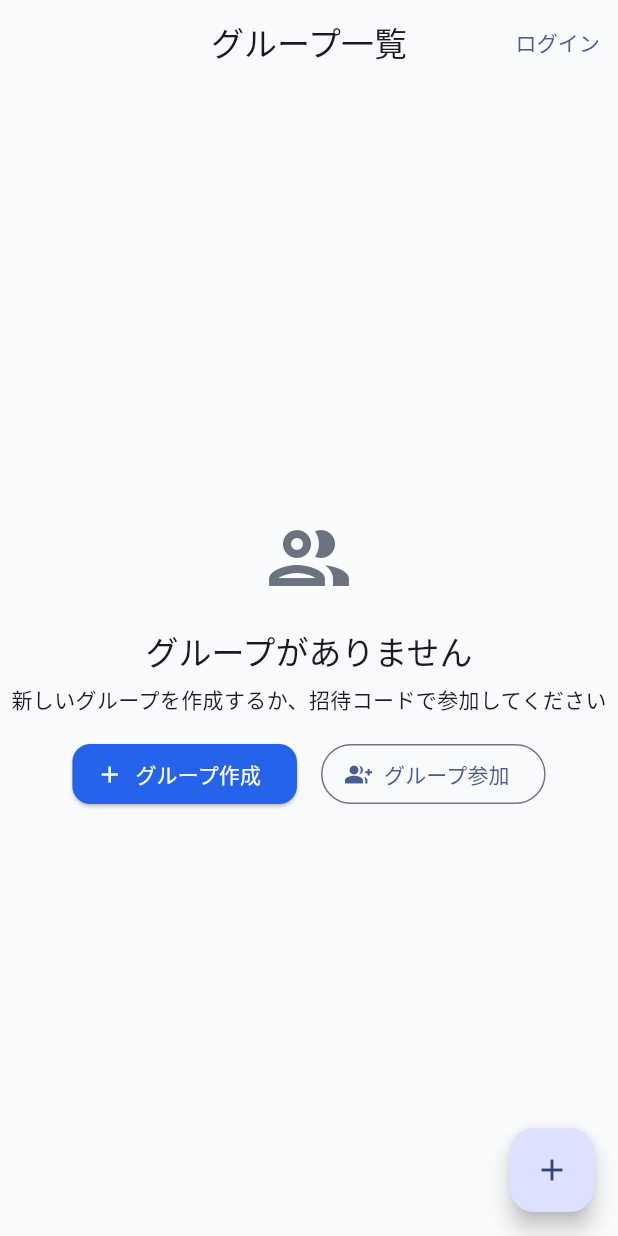
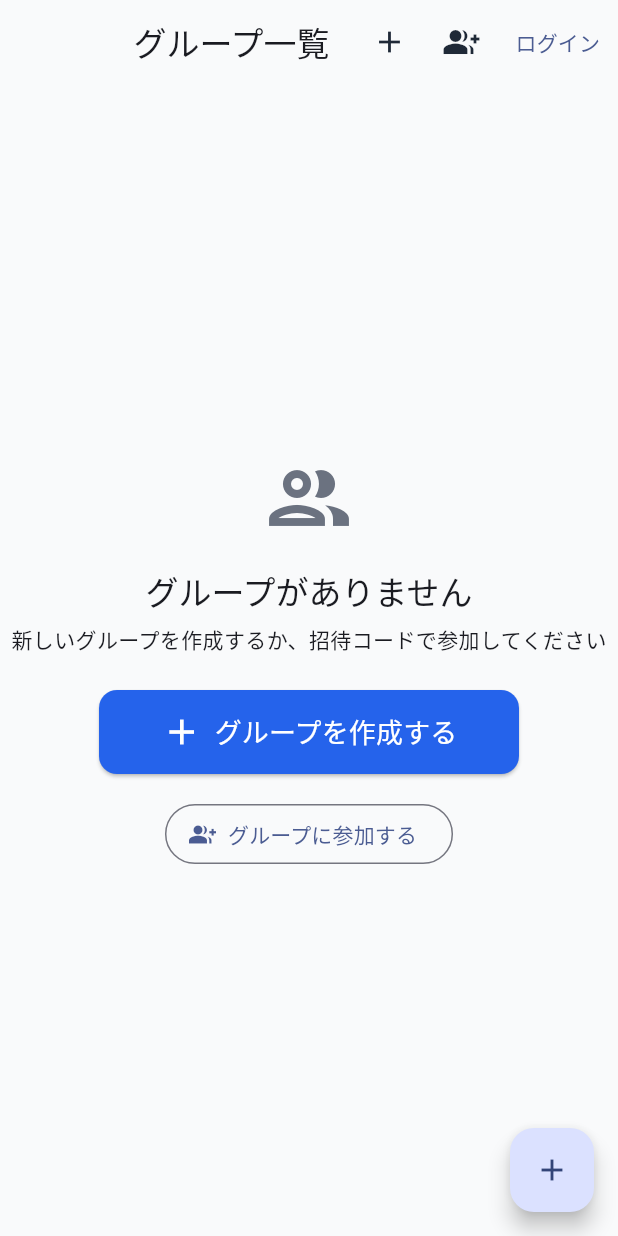
Before and after one commit to yukanke-saab/chip-manager-app, a Flutter app: the screen it shows after launch, on a phone screen of 412 x 824 dp. Run offline on Flutter 3.47's test engine with Material 3 defaults, Android fonts, the light colour scheme and no system bars; our stand-ins replace flutter_secure_storage, flutter_spinkit, go_router, shared_preferences, supabase_flutter; accounts and stored records are empty; network calls fail.

Commit message:
匿名認証エラーへの対応とUI改善
1. グループ作成時の認証エラー処理を改善
   - 匿名セッション失敗時の回復処理を追加
   - エラーログを詳細化

2. UI改善
   - グループ作成ボタンを大きく、目立つように変更
   - グループ一覧のAppBarにグループ作成と参加ボタンを追加
   - ラベルテキストをわかりやすく修正

```diff
--- a/lib/presentation/screens/groups/groups_screen.dart
+++ b/lib/presentation/screens/groups/groups_screen.dart
@@ -121,6 +121,19 @@ class _GroupsScreenState extends State<GroupsScreen> {
       appBar: AppBar(
         title: const Text('グループ一覧'),
         actions: [
+          // グループ作成ボタン
+          IconButton(
+            icon: const Icon(Icons.add),
+            onPressed: () => context.push('/groups/create'),
+            tooltip: 'グループを作成',
+          ),
+          // グループ参加ボタン
+          IconButton(
+            icon: const Icon(Icons.group_add),
+            onPressed: _showJoinGroupDialog,
+            tooltip: 'グループに参加',
+          ),
+          // ログイン/ログアウトボタン
           _isLoggedIn
               ? IconButton(
                   icon: const Icon(Icons.logout),
@@ -199,27 +212,29 @@ class _GroupsScreenState extends State<GroupsScreen> {
             ),
             const SizedBox(height: 8),
             const Text('新しいグループを作成するか、招待コードで参加してください'),
+            const SizedBox(height: 24),
+            SizedBox(
+              width: 280,
+              height: 56,
+              child: ElevatedButton.icon(
+                onPressed: () {
+                  // グループ作成画面へ遷移
+                  context.push('/groups/create');
+                },
+                icon: const Icon(Icons.add, size: 28),
+                label: const Text('グループを作成する', style: TextStyle(fontSize: 18)),
+                style: ElevatedButton.styleFrom(
+                  padding: const EdgeInsets.symmetric(vertical: 12, horizontal: 24),
+                ),
+              ),
+            ),
             const SizedBox(height: 16),
-            Row(
-              mainAxisAlignment: MainAxisAlignment.center,
-              children: [
-                ElevatedButton.icon(
-                  onPressed: () {
-                    // TODO: グループ作成画面へ遷移
-                    // context.push('/groups/create');
-                  },
-                  icon: const Icon(Icons.add),
-                  label: const Text('グループ作成'),
-                ),
-                const SizedBox(width: 16),
-                OutlinedButton.icon(
-                  onPressed: () {
-                    _showJoinGroupDialog();
-                  },
-                  icon: const Icon(Icons.group_add),
-                  label: const Text('グループ参加'),
-                ),
-              ],
+            OutlinedButton.icon(
+              onPressed: () {
+                _showJoinGroupDialog();
+              },
+              icon: const Icon(Icons.group_add),
+              label: const Text('グループに参加する'),
             ),
           ],
         ),
```
Also changed, not shown: lib/data/datasources/supabase_datasource.dart (+19 -3 lines).
